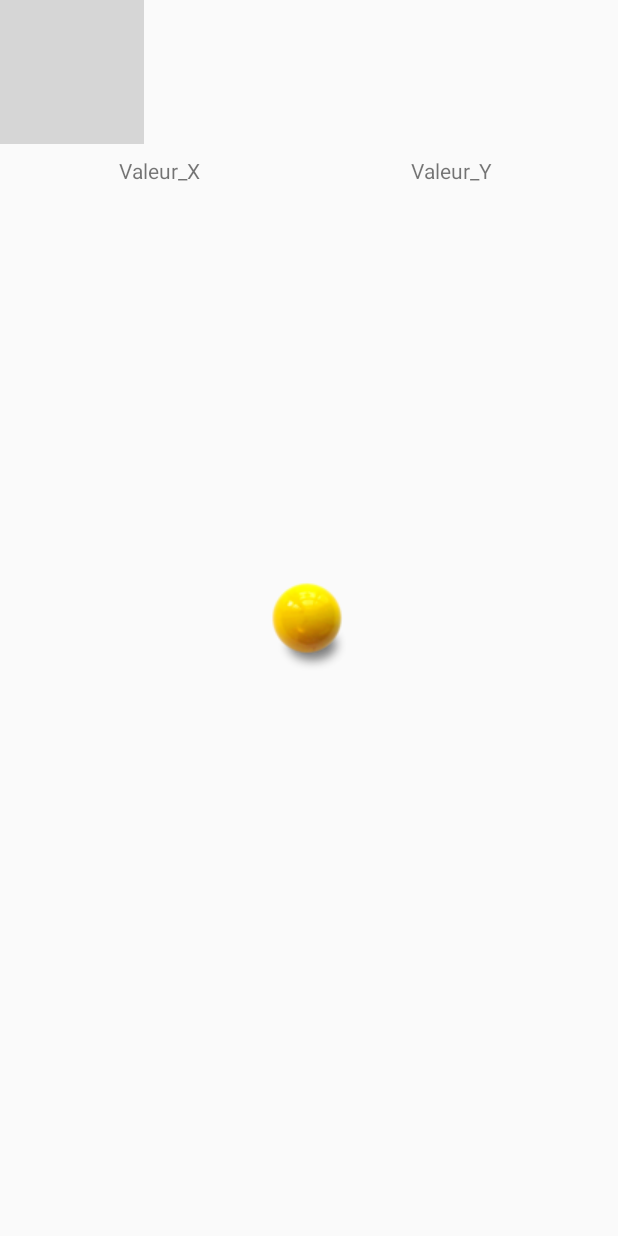
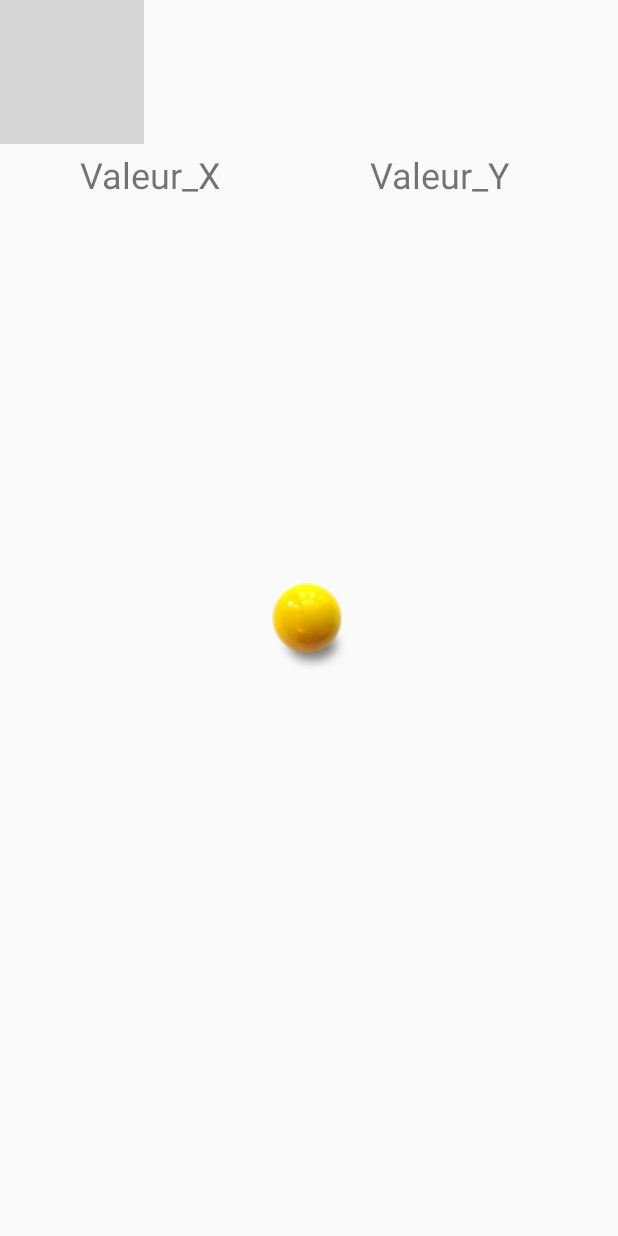
Before and after one commit to nairod85/APP-android, an Android app: the layout niveau_artisant.xml on its own in the app's theme, with its tools: preview values and no code run, on a phone screen of 412 x 824 dp. Run offline under Robolectric (Android 15) with nearby library versions, the phone set to English and light mode, and no system bars; grey boxes are pictures that could not be loaded.

Commit message:
images
Test

```diff
--- a/app/src/main/res/layout/niveau_artisant.xml
+++ b/app/src/main/res/layout/niveau_artisant.xml
@@ -9,27 +9,29 @@
 
     <TextView
         android:id="@+id/xText_Degree"
-        android:layout_width="76dp"
-        android:layout_height="wrap_content"
+        android:layout_width="118dp"
+        android:layout_height="51dp"
         android:layout_alignParentStart="true"
+        android:layout_alignParentLeft="true"
         android:layout_alignParentTop="true"
-        android:layout_marginStart="79dp"
-        android:layout_marginTop="104dp"
+        android:layout_marginStart="53dp"
+        android:layout_marginLeft="70dp"
+        android:layout_marginTop="100dp"
         android:text="@string/Valeur_X"
-        android:layout_alignParentLeft="true"
-        android:layout_marginLeft="79dp" />
+        android:textSize="24sp" />
 
     <TextView
         android:id="@+id/yText_Degree"
         android:layout_width="wrap_content"
         android:layout_height="wrap_content"
-        android:layout_alignParentStart="true"
         android:layout_alignParentTop="true"
-        android:layout_marginStart="274dp"
-        android:layout_marginTop="104dp"
+        android:layout_alignParentEnd="true"
+        android:layout_alignParentRight="true"
+        android:layout_marginTop="100dp"
+        android:layout_marginEnd="71dp"
+        android:layout_marginRight="71dp"
         android:text="@string/Valeur_Y"
-        android:layout_alignParentLeft="true"
-        android:layout_marginLeft="274dp" />
+        android:textSize="24sp" />
 
     <view
         android:id="@+id/theView"
```
Also changed, not shown: app/src/main/res/drawable/appel.jpeg (deleted), app/src/main/res/drawable/appel.png (added).
